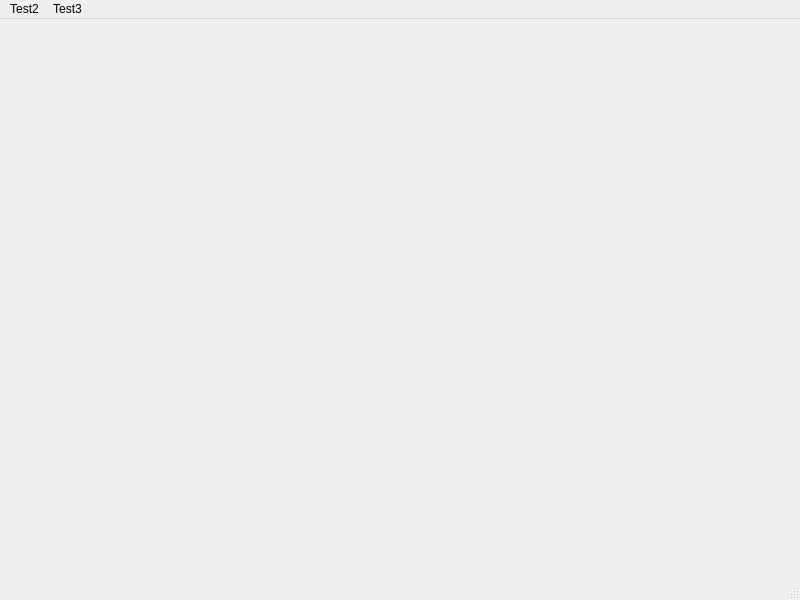
Qt form Forms/mainwindow.ui (Sypex88/UnnamedPasswordManager) before a commit.
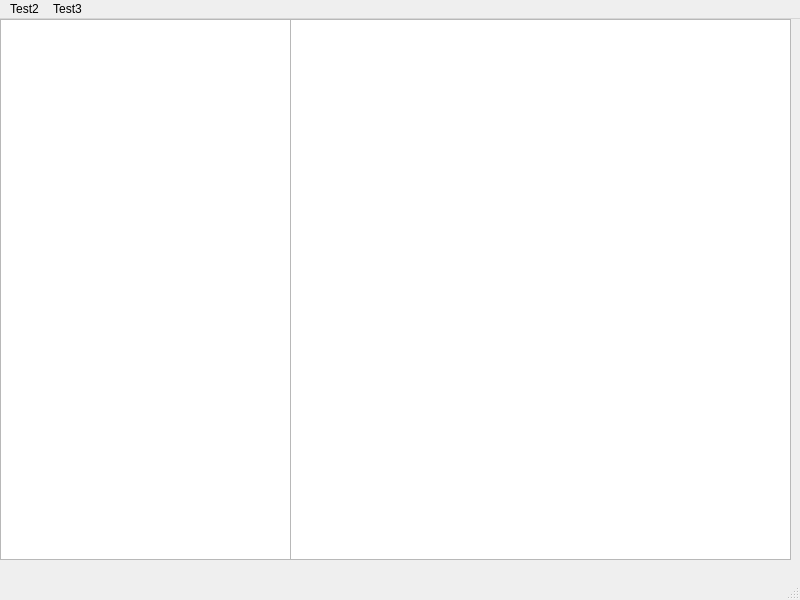
The same form after that commit.

Patch:
```diff
--- a/Forms/mainwindow.ui
+++ b/Forms/mainwindow.ui
@@ -13,7 +13,28 @@
   <property name="windowTitle">
    <string>MainWindow</string>
   </property>
-  <widget class="QWidget" name="centralwidget"/>
+  <widget class="QWidget" name="centralwidget">
+   <widget class="QListWidget" name="EntrylistWidget">
+    <property name="geometry">
+     <rect>
+      <x>0</x>
+      <y>0</y>
+      <width>291</width>
+      <height>541</height>
+     </rect>
+    </property>
+   </widget>
+   <widget class="QListWidget" name="InfolistWidget_2">
+    <property name="geometry">
+     <rect>
+      <x>290</x>
+      <y>0</y>
+      <width>501</width>
+      <height>541</height>
+     </rect>
+    </property>
+   </widget>
+  </widget>
   <widget class="QMenuBar" name="menubar">
    <property name="geometry">
     <rect>
```
